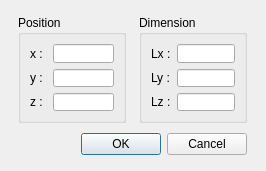
This is testInterface/getdimcube.ui in pvmocbel/Lane3dViewer as Qt 5 draws it before an edit. The edited form follows.
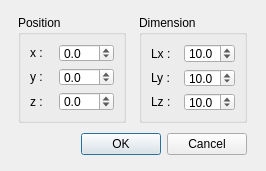
This is the edited form.

Diff of the .ui file:
```diff
--- a/testInterface/getdimcube.ui
+++ b/testInterface/getdimcube.ui
@@ -38,72 +38,66 @@
       <string>Position</string>
      </property>
      <layout class="QGridLayout" name="gridLayout_3">
-      <item row="0" column="0">
+      <item row="1" column="0">
        <widget class="QLabel" name="label_7">
         <property name="text">
          <string>x :</string>
         </property>
        </widget>
       </item>
-      <item row="0" column="1">
-       <widget class="QLineEdit" name="text_x_position">
-        <property name="sizePolicy">
-         <sizepolicy hsizetype="Fixed" vsizetype="Fixed">
-          <horstretch>0</horstretch>
-          <verstretch>0</verstretch>
-         </sizepolicy>
-        </property>
-        <property name="maximumSize">
-         <size>
-          <width>61</width>
-          <height>20</height>
-         </size>
-        </property>
-       </widget>
-      </item>
-      <item row="1" column="0">
+      <item row="2" column="0">
        <widget class="QLabel" name="label_8">
         <property name="text">
          <string>y :</string>
         </property>
        </widget>
       </item>
-      <item row="1" column="1">
-       <widget class="QLineEdit" name="text_y_position">
-        <property name="sizePolicy">
-         <sizepolicy hsizetype="Fixed" vsizetype="Fixed">
-          <horstretch>0</horstretch>
-          <verstretch>0</verstretch>
-         </sizepolicy>
-        </property>
-        <property name="maximumSize">
-         <size>
-          <width>61</width>
-          <height>20</height>
-         </size>
-        </property>
-       </widget>
-      </item>
-      <item row="2" column="0">
+      <item row="3" column="0">
        <widget class="QLabel" name="label_9">
         <property name="text">
          <string>z :</string>
         </property>
        </widget>
       </item>
+      <item row="1" column="1">
+       <widget class="QDoubleSpinBox" name="position_x">
+        <property name="decimals">
+         <number>1</number>
+        </property>
+        <property name="minimum">
+         <double>-70.000000000000000</double>
+        </property>
+        <property name="maximum">
+         <double>70.000000000000000</double>
+        </property>
+        <property name="singleStep">
+         <double>1.000000000000000</double>
+        </property>
+       </widget>
+      </item>
       <item row="2" column="1">
-       <widget class="QLineEdit" name="text_z_position">
-        <property name="sizePolicy">
-         <sizepolicy hsizetype="Fixed" vsizetype="Fixed">
-          <horstretch>0</horstretch>
-          <verstretch>0</verstretch>
-         </sizepolicy>
+       <widget class="QDoubleSpinBox" name="position_y">
+        <property name="decimals">
+         <number>1</number>
         </property>
-        <property name="maximumSize">
-         <size>
-          <width>61</width>
-          <height>20</height>
-         </size>
+        <property name="minimum">
+         <double>-70.000000000000000</double>
+        </property>
+        <property name="maximum">
+         <double>70.000000000000000</double>
+        </property>
+       </widget>
+      </item>
+      <item row="3" column="1">
+       <widget class="QDoubleSpinBox" name="position_z">
+        <property name="decimals">
+         <number>1</number>
+        </property>
+        <property name="minimum">
+         <double>-70.000000000000000</double>
+        </property>
+        <property name="maximum">
+         <double>70.000000000000000</double>
         </property>
        </widget>
       </item>
@@ -129,22 +123,6 @@
         </property>
        </widget>
       </item>
-      <item row="0" column="1">
-       <widget class="QLineEdit" name="text_x_dimension">
-        <property name="sizePolicy">
-         <sizepolicy hsizetype="Fixed" vsizetype="Fixed">
-          <horstretch>0</horstretch>
-          <verstretch>0</verstretch>
-         </sizepolicy>
-        </property>
-        <property name="maximumSize">
-         <size>
-          <width>61</width>
-          <height>20</height>
-         </size>
-        </property>
-       </widget>
-      </item>
       <item row="1" column="0">
        <widget class="QLabel" name="label_5">
         <property name="text">
@@ -152,22 +130,6 @@
         </property>
        </widget>
       </item>
-      <item row="1" column="1">
-       <widget class="QLineEdit" name="text_y_dimension">
-        <property name="sizePolicy">
-         <sizepolicy hsizetype="Fixed" vsizetype="Fixed">
-          <horstretch>0</horstretch>
-          <verstretch>0</verstretch>
-         </sizepolicy>
-        </property>
-        <property name="maximumSize">
-         <size>
-          <width>61</width>
-          <height>20</height>
-         </size>
-        </property>
-       </widget>
-      </item>
       <item row="2" column="0">
        <widget class="QLabel" name="label_6">
         <property name="text">
@@ -175,19 +137,42 @@
         </property>
        </widget>
       </item>
+      <item row="0" column="1">
+       <widget class="QDoubleSpinBox" name="dimension_x">
+        <property name="decimals">
+         <number>1</number>
+        </property>
+        <property name="maximum">
+         <double>40.000000000000000</double>
+        </property>
+        <property name="value">
+         <double>10.000000000000000</double>
+        </property>
+       </widget>
+      </item>
+      <item row="1" column="1">
+       <widget class="QDoubleSpinBox" name="dimension_y">
+        <property name="decimals">
+         <number>1</number>
+        </property>
+        <property name="maximum">
+         <double>40.000000000000000</double>
+        </property>
+        <property name="value">
+         <double>10.000000000000000</double>
+        </property>
+       </widget>
+      </item>
       <item row="2" column="1">
-       <widget class="QLineEdit" name="text_z_dimension">
-        <property name="sizePolicy">
-         <sizepolicy hsizetype="Fixed" vsizetype="Fixed">
-          <horstretch>0</horstretch>
-          <verstretch>0</verstretch>
-         </sizepolicy>
+       <widget class="QDoubleSpinBox" name="dimension_z">
+        <property name="decimals">
+         <number>1</number>
         </property>
-        <property name="maximumSize">
-         <size>
-          <width>61</width>
-          <height>20</height>
-         </size>
+        <property name="maximum">
+         <double>40.000000000000000</double>
+        </property>
+        <property name="value">
+         <double>10.000000000000000</double>
         </property>
        </widget>
       </item>
```
